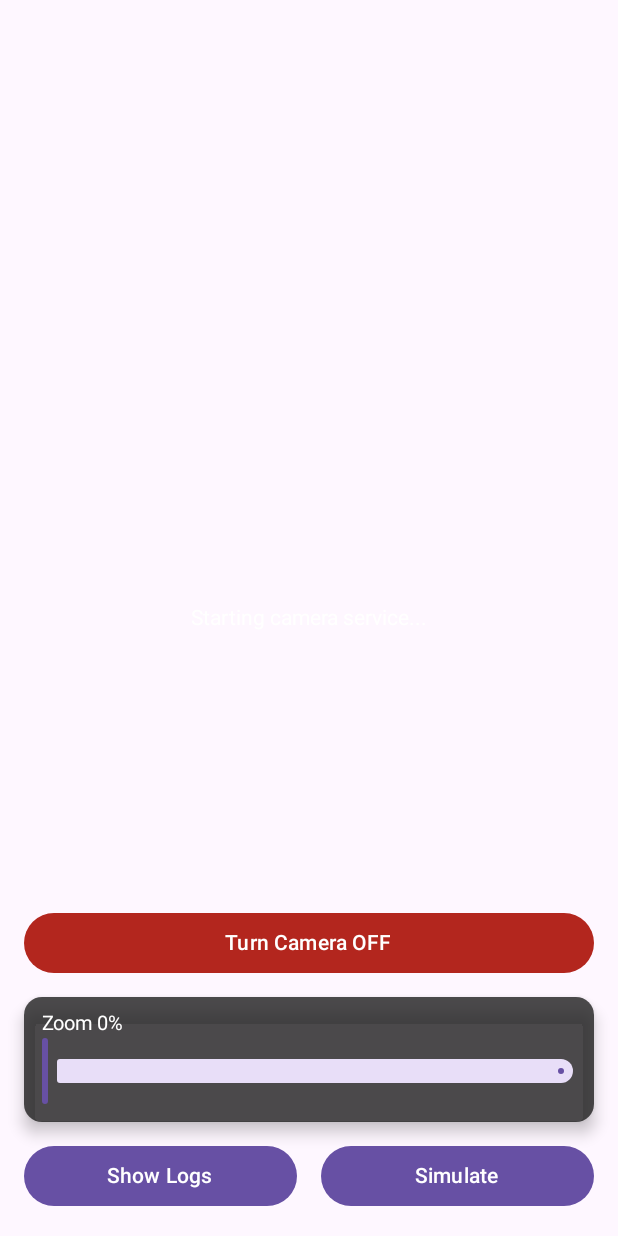
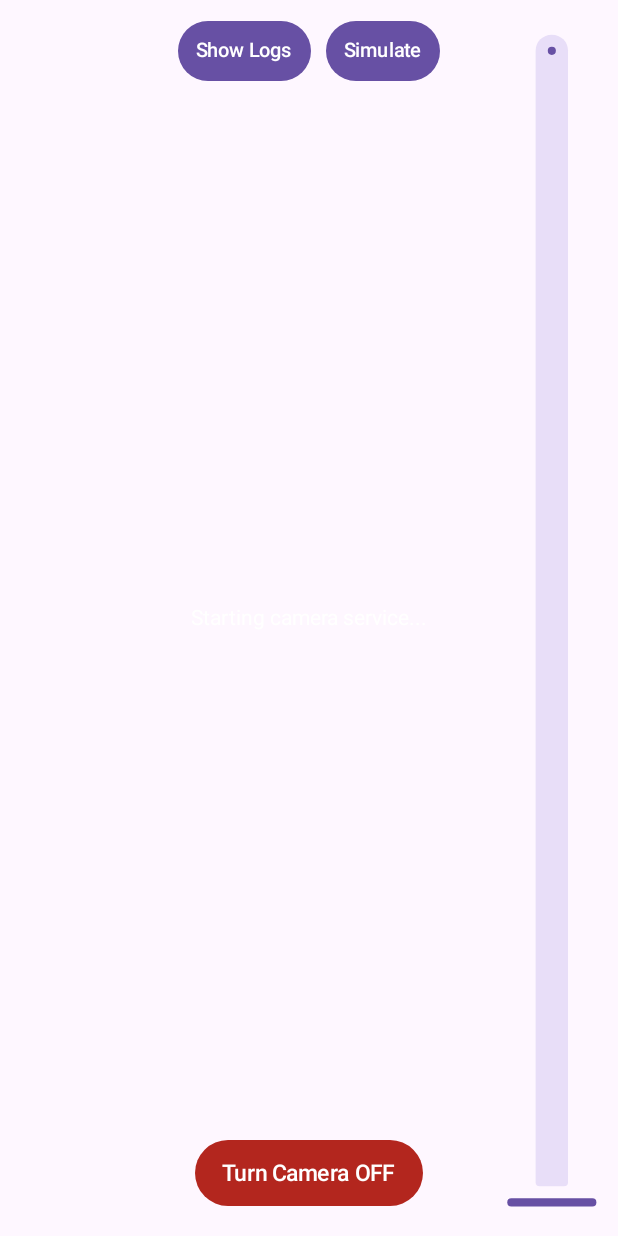
Before and after one commit to woto/camera-android, an Android app built with Jetpack Compose: the composable CameraScreen shown on its own in the app's theme, on a phone screen of 412 x 824 dp. Run offline under Robolectric (Android 15) with nearby library versions, the phone set to English and light mode, and no system bars; libraries missing offline, so code that uses them is left out: androidx.camera.view.

Commit message:
Improve zoom scroll UI

```diff
--- a/app/src/main/java/com/example/cameracontrol/MainActivity.kt
+++ b/app/src/main/java/com/example/cameracontrol/MainActivity.kt
@@ -21,17 +21,26 @@ import androidx.compose.foundation.lazy.LazyColumn
 import androidx.compose.foundation.lazy.items
 import androidx.compose.foundation.rememberScrollState
 import androidx.compose.foundation.verticalScroll
+import androidx.compose.foundation.layout.PaddingValues
+import androidx.compose.foundation.layout.defaultMinSize
+import androidx.compose.foundation.shape.RoundedCornerShape
+import androidx.compose.foundation.interaction.MutableInteractionSource
+import androidx.compose.foundation.interaction.DragInteraction
 import androidx.compose.material3.*
 import androidx.compose.runtime.*
 import androidx.compose.runtime.saveable.rememberSaveable
 import androidx.compose.ui.Alignment
 import androidx.compose.ui.Modifier
 import androidx.compose.ui.graphics.Color
+import androidx.compose.ui.graphics.graphicsLayer
 import androidx.compose.ui.platform.LocalContext
 import androidx.compose.ui.text.font.FontWeight
+import androidx.compose.ui.draw.scale
 import androidx.compose.ui.unit.dp
 import androidx.compose.ui.unit.sp
 import androidx.compose.ui.viewinterop.AndroidView
+import androidx.compose.ui.layout.layout
+import androidx.compose.ui.composed
 import androidx.core.content.ContextCompat
 import androidx.core.content.edit
 import androidx.core.view.WindowCompat
@@ -472,8 +481,8 @@ fun CameraScreen(
             Column(
                 modifier = Modifier
                     .fillMaxWidth()
-                    .height(300.dp)
-                    .background(Color.Black.copy(alpha = 0.5f))
+                    .height(220.dp)
+                    .background(Color.Black.copy(alpha = 0.6f))
                     .padding(8.dp)
                     .align(Alignment.TopCenter)
             ) {
@@ -491,82 +500,142 @@ fun CameraScreen(
             AppLogger.log("Build Time: " + BuildConfig.BUILD_TIME)
         }
 
-        // Bottom controls
-        Column(
+        // Top compact actions
+        Row(
             modifier = Modifier
-                .align(Alignment.BottomCenter)
-                .fillMaxWidth()
-                .padding(16.dp),
-            verticalArrangement = Arrangement.spacedBy(12.dp)
+                .align(Alignment.TopCenter)
+                .padding(horizontal = 12.dp, vertical = 10.dp),
+            horizontalArrangement = Arrangement.spacedBy(10.dp)
         ) {
-            // Camera Toggle Button (Top of controls)
-            Button(
+            CompactButton(
+                text = if (showLogs) Strings.get("hide_logs", isRussian) else Strings.get("show_logs", isRussian),
+                onClick = { showLogs = !showLogs }
+            )
+
+            CompactButton(
+                text = Strings.get("simulate", isRussian),
                 onClick = {
-                    if (isCameraEnabled) {
-                        isCameraEnabled = false
-                    } else {
-                        // Turning ON: Request Room Change first
-                        onEditRoom()
-                    }
-                },
-                colors = ButtonDefaults.buttonColors(
-                    containerColor = if (isCameraEnabled) MaterialTheme.colorScheme.error else MaterialTheme.colorScheme.primary
-                ),
-                modifier = Modifier.fillMaxWidth()
-            ) {
-                Text(
-                    if (isCameraEnabled) Strings.get("stop_camera", isRussian)
-                    else Strings.get("start_camera", isRussian)
-                )
-            }
+                    AppLogger.log("Manual Trigger Clicked")
+                    BufferManager.triggerUpload((System.currentTimeMillis() / 1000).toString())
+                }
+            )
+        }
 
-            // Only show Zoom if camera active
-            if (isCameraEnabled) {
-                Card(
-                    colors = CardDefaults.cardColors(containerColor = Color(0xCC1E1E1E)),
-                    elevation = CardDefaults.cardElevation(defaultElevation = 6.dp),
-                    modifier = Modifier.fillMaxWidth()
-                ) {
-                    Column(
-                        modifier = Modifier
-                            .padding(horizontal = 12.dp, vertical = 10.dp)
-                    ) {
-                        Text(
-                            text = "${Strings.get("zoom", isRussian)} ${(zoomLinear * 100).roundToInt()}%",
-                            color = Color.White,
-                            fontSize = 13.sp
-                        )
-                        Slider(
-                            value = zoomLinear,
-                            onValueChange = { value -> zoomLinear = value },
-                            modifier = Modifier.fillMaxWidth()
-                        )
+        // Right side zoom control to keep center clear
+        if (isCameraEnabled) {
+            val sliderInteraction = remember { MutableInteractionSource() }
+            var isDragging by remember { mutableStateOf(false) }
+
+            LaunchedEffect(sliderInteraction) {
+                sliderInteraction.interactions.collect { interaction ->
+                    when (interaction) {
+                        is DragInteraction.Start -> isDragging = true
+                        is DragInteraction.Stop, is DragInteraction.Cancel -> isDragging = false
                     }
                 }
             }
 
-            // Action Buttons Row
             Row(
-                modifier = Modifier.fillMaxWidth(),
-                horizontalArrangement = Arrangement.SpaceBetween
+                modifier = Modifier
+                    .align(Alignment.CenterEnd)
+                    .fillMaxHeight(0.9f)
+                    .padding(horizontal = 8.dp, vertical = 12.dp),
+                verticalAlignment = Alignment.CenterVertically,
+                horizontalArrangement = Arrangement.spacedBy(6.dp)
             ) {
-                Button(
-                    onClick = { showLogs = !showLogs },
-                    modifier = Modifier.weight(1f).padding(end = 8.dp)
-                ) {
-                    Text(if (showLogs) Strings.get("hide_logs", isRussian) else Strings.get("show_logs", isRussian))
+                if (isDragging) {
+                    Text(
+                        text = "${Strings.get("zoom", isRussian)} ${(zoomLinear * 100).roundToInt()}%",
+                        color = Color.White,
+                        fontSize = 13.sp,
+                        modifier = Modifier
+                            .background(Color.Black.copy(alpha = 0.35f), RoundedCornerShape(10.dp))
+                            .padding(horizontal = 10.dp, vertical = 6.dp)
+                    )
                 }
 
-                Button(
-                    onClick = {
-                        AppLogger.log("Manual Trigger Clicked")
-                        BufferManager.triggerUpload((System.currentTimeMillis() / 1000).toString())
-                    },
-                    modifier = Modifier.weight(1f).padding(start = 8.dp)
+                Box(
+                    modifier = Modifier
+                        .fillMaxHeight(0.9f)
+                        .width(72.dp),
+                    contentAlignment = Alignment.Center
                 ) {
-                    Text(Strings.get("simulate", isRussian))
+                    Slider(
+                        value = zoomLinear,
+                        onValueChange = { value -> zoomLinear = value },
+                        interactionSource = sliderInteraction,
+                        modifier = Modifier
+                            .fillMaxHeight(0.9f)
+                            .verticalSlider()
+                            .scale(1.35f)
+                    )
                 }
             }
         }
+
+        // Centered toggle button keeps main view unobstructed
+        CompactButton(
+            text = if (isCameraEnabled) Strings.get("stop_camera", isRussian) else Strings.get("start_camera", isRussian),
+            onClick = {
+                if (isCameraEnabled) {
+                    isCameraEnabled = false
+                } else {
+                    // Turning ON: Request Room Change first
+                    onEditRoom()
+                }
+            },
+            colors = ButtonDefaults.buttonColors(
+                containerColor = if (isCameraEnabled) MaterialTheme.colorScheme.error else MaterialTheme.colorScheme.primary
+            ),
+            fontSize = 15.sp,
+            contentPadding = PaddingValues(horizontal = 18.dp, vertical = 12.dp),
+            modifier = Modifier
+                .align(Alignment.BottomCenter)
+                .padding(bottom = 18.dp)
+        )
     }
 }
+
+@Composable
+private fun CompactButton(
+    text: String,
+    onClick: () -> Unit,
+    modifier: Modifier = Modifier,
+    colors: ButtonColors = ButtonDefaults.buttonColors(),
+    fontSize: androidx.compose.ui.unit.TextUnit = 13.sp,
+    contentPadding: PaddingValues = PaddingValues(horizontal = 12.dp, vertical = 8.dp)
+) {
+    Button(
+        onClick = onClick,
+        colors = colors,
+        contentPadding = contentPadding,
+        modifier = modifier.defaultMinSize(minWidth = 0.dp)
+    ) {
+        Text(text, fontSize = fontSize)
+    }
+}
+
+private fun Modifier.verticalSlider(): Modifier = composed {
+    this
+        .graphicsLayer {
+            rotationZ = -90f
+            transformOrigin = androidx.compose.ui.graphics.TransformOrigin(0.5f, 0.5f)
+        }
+        .layout { measurable, constraints ->
+            // Force slider's unrotated width to match available height to lengthen the track
+            val targetWidth = constraints.maxHeight
+            val placeable = measurable.measure(
+                constraints.copy(
+                    minWidth = targetWidth,
+                    maxWidth = targetWidth
+                )
+            )
+            layout(placeable.height, placeable.width) {
+                // Center after rotation to avoid drift
+                placeable.place(
+                    x = -(placeable.width - placeable.height) / 2,
+                    y = (placeable.width - placeable.height) / 2
+                )
+            }
+        }
+}
```
